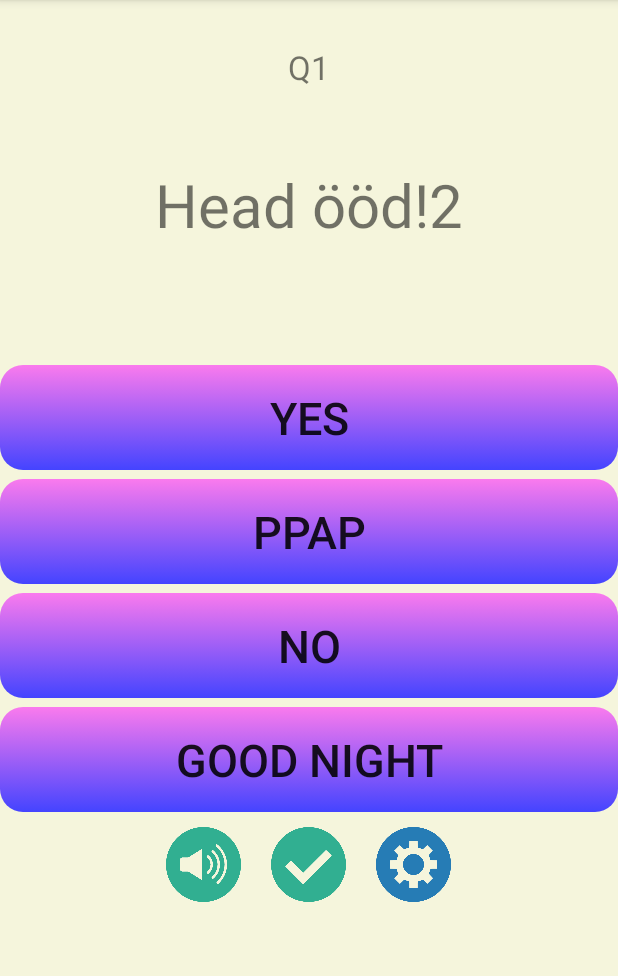
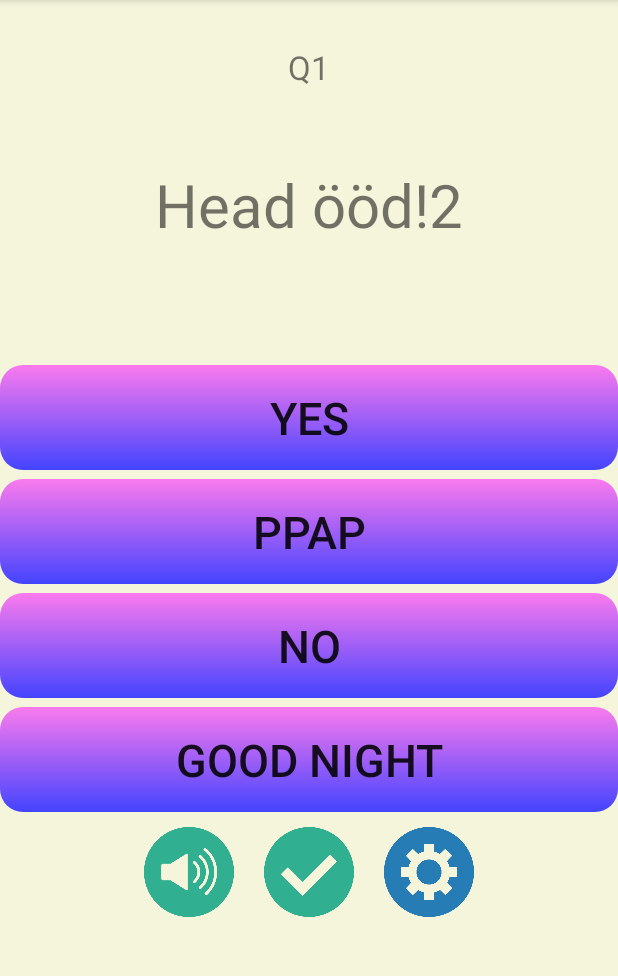
Before and after one commit to Kazukafka/Quvism, an Android app: the MainActivity screen opened directly, with no data from a screen before it, on a phone screen of 412 x 824 dp, the part 84-1060 px from its top. Run offline under Robolectric (Android 15) with nearby library versions, the phone set to English and light mode, and no system bars; our stand-ins replace AdMob.

Commit message:
red Sheet design ok

```diff
--- a/app/src/main/res/drawable-v24/frame_redsheet.xml
+++ b/app/src/main/res/drawable-v24/frame_redsheet.xml
@@ -2,7 +2,7 @@
 <shape xmlns:android="http://schemas.android.com/apk/res/android"
     android:shape="rectangle">
     <corners
-        android:radius="90dip" />
+        android:radius="15dip" />
     <gradient
         android:angle="90"
         android:startColor="#ffa500"
--- a/app/src/main/res/layout/activity_main.xml
+++ b/app/src/main/res/layout/activity_main.xml
@@ -93,22 +93,22 @@
                 android:paddingBottom="1dp">
                 <ImageButton
                     android:id="@+id/image_button_speak"
-                    android:layout_width="50dp"
-                    android:layout_height="50dp"
+                    android:layout_width="60dp"
+                    android:layout_height="60dp"
                     android:layout_margin="10dp"
                     android:layout_weight="1"
                     android:background="@drawable/button_round_speak" />
                 <ImageButton
                     android:id="@+id/image_button_check"
-                    android:layout_width="50dp"
-                    android:layout_height="50dp"
+                    android:layout_width="60dp"
+                    android:layout_height="60dp"
                     android:layout_margin="10dp"
                     android:layout_weight="1"
                     android:background="@drawable/button_round_check" />
                 <ImageButton
                     android:id="@+id/image_button_setting"
-                    android:layout_width="50dp"
-                    android:layout_height="50dp"
+                    android:layout_width="60dp"
+                    android:layout_height="60dp"
                     android:layout_margin="10dp"
                     android:layout_weight="1"
                     android:background="@drawable/button_round_setting" />
@@ -215,14 +215,14 @@
             android:orientation="vertical"
             tools:context=".MainActivity">
 
-        <Button
-            android:id="@+id/redsh1"
-            android:background="@drawable/frame_redsheet"
-            android:layout_width="300dp"
-            android:layout_height="350dp"
-            android:layout_gravity="center"
-            android:orientation="vertical"
-            android:onClick="checkAnswer"/>
+            <Button
+                android:id="@+id/redsh1"
+                android:layout_width="match_parent"
+                android:layout_height="match_parent"
+                android:layout_gravity="bottom"
+                android:background="@drawable/frame_redsheet"
+                android:onClick="checkAnswer"
+                android:orientation="vertical" />
         </LinearLayout>
         <FrameLayout
             android:id="@+id/container"
```
